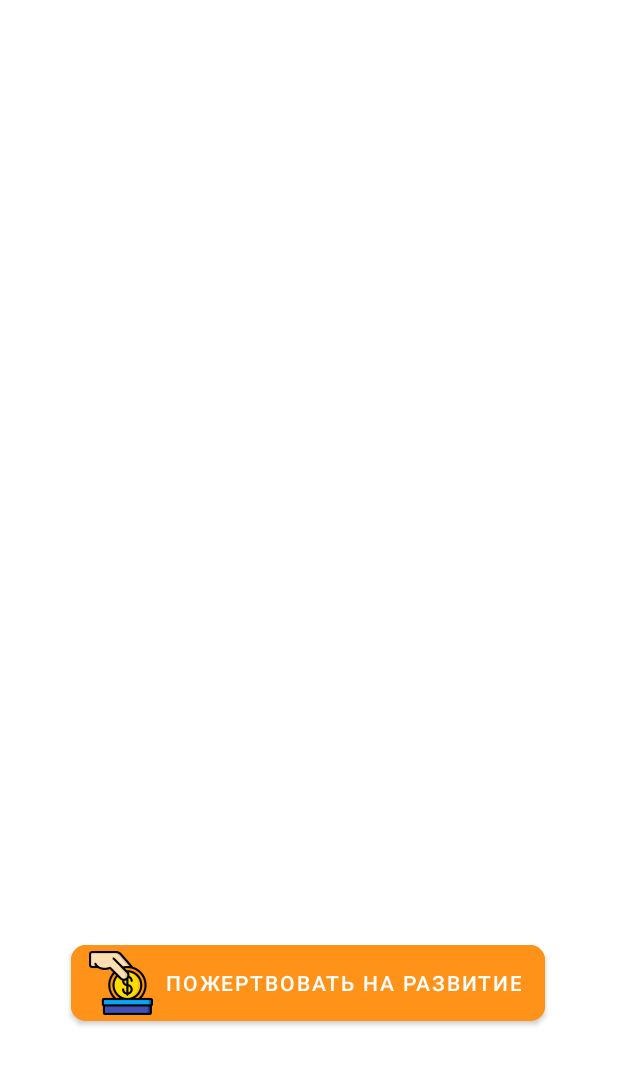
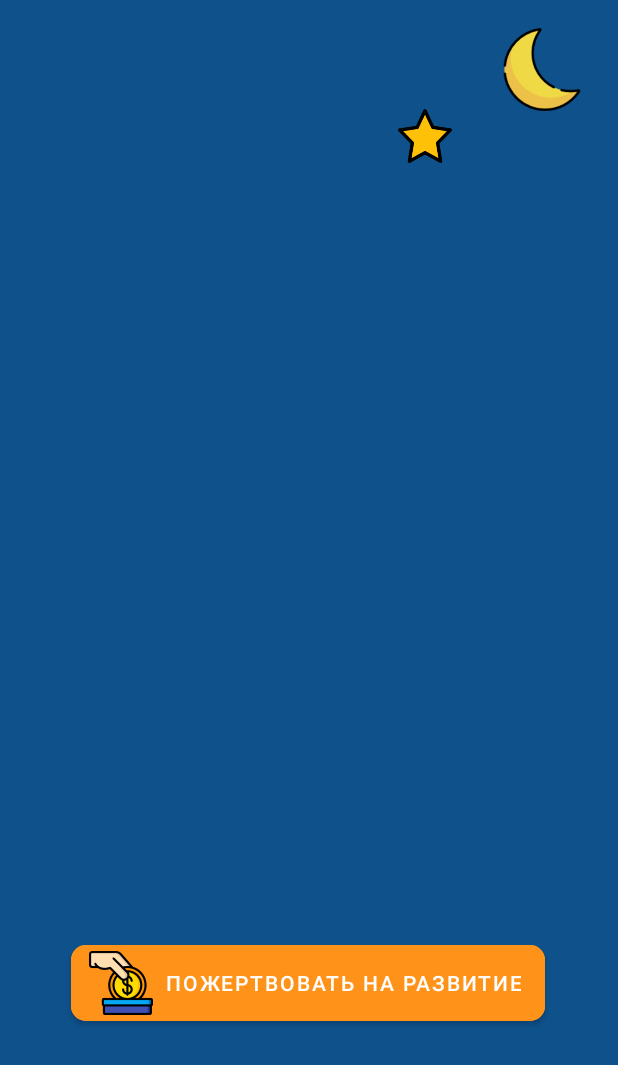
Before and after one commit to RUGameLink/Game_Box, an Android app: the layout activity_main.xml on its own in the app's theme, with its tools: preview values and no code run, on a phone screen of 412 x 824 dp. Shown: the top 1065 px of the screen. Run offline under Robolectric (Android 15) with nearby library versions, the light colour scheme and no system bars.

Commit message:
Отключение "Борозды" Добавление графических элементов, соответствующих временному промежутку

```diff
--- a/app/src/main/res/layout/activity_main.xml
+++ b/app/src/main/res/layout/activity_main.xml
@@ -4,6 +4,7 @@
     xmlns:tools="http://schemas.android.com/tools"
     android:layout_width="match_parent"
     android:layout_height="match_parent"
+    android:background="@color/nightfall"
     tools:context="com.example.ticTacToeGame.MainActivity">
 
     <com.google.android.material.button.MaterialButton
@@ -25,4 +26,54 @@
         app:layout_constraintVertical_bias="0.82"
         app:rippleColor="@color/orange1" />
 
+    <ImageView
+        android:id="@+id/moonView"
+        android:layout_width="68dp"
+        android:layout_height="55dp"
+        app:layout_constraintBottom_toBottomOf="parent"
+        app:layout_constraintEnd_toEndOf="parent"
+        app:layout_constraintHorizontal_bias="0.951"
+        app:layout_constraintStart_toStartOf="parent"
+        app:layout_constraintTop_toTopOf="parent"
+        app:layout_constraintVertical_bias="0.024"
+        app:srcCompat="@drawable/moon" />
+
+    <ImageView
+        android:visibility="invisible"
+        android:id="@+id/starView1"
+        android:layout_width="41dp"
+        android:layout_height="36dp"
+        app:layout_constraintBottom_toBottomOf="parent"
+        app:layout_constraintEnd_toEndOf="parent"
+        app:layout_constraintHorizontal_bias="0.708"
+        app:layout_constraintStart_toStartOf="parent"
+        app:layout_constraintTop_toTopOf="parent"
+        app:layout_constraintVertical_bias="0.092"
+        app:srcCompat="@drawable/star" />
+
+    <ImageView
+        android:id="@+id/starView2"
+        android:layout_width="41dp"
+        android:layout_height="36dp"
+        app:layout_constraintBottom_toBottomOf="parent"
+        app:layout_constraintEnd_toEndOf="parent"
+        app:layout_constraintHorizontal_bias="0.708"
+        app:layout_constraintStart_toStartOf="parent"
+        app:layout_constraintTop_toTopOf="parent"
+        app:layout_constraintVertical_bias="0.092"
+        app:srcCompat="@drawable/star" />
+
+    <ImageView
+        android:id="@+id/sunnView"
+        android:visibility="invisible"
+        android:layout_width="76dp"
+        android:layout_height="61dp"
+        app:layout_constraintBottom_toBottomOf="parent"
+        app:layout_constraintEnd_toEndOf="parent"
+        app:layout_constraintHorizontal_bias="0.047"
+        app:layout_constraintStart_toStartOf="parent"
+        app:layout_constraintTop_toTopOf="parent"
+        app:layout_constraintVertical_bias="0.047"
+        app:srcCompat="@drawable/sunny" />
+
 </androidx.constraintlayout.widget.ConstraintLayout>
--- a/app/src/main/res/values-night/themes.xml
+++ b/app/src/main/res/values-night/themes.xml
@@ -1,6 +1,6 @@
 <resources xmlns:tools="http://schemas.android.com/tools">
     <!-- Base application theme. -->
-    <style name="Theme.StoryBook" parent="Theme.MaterialComponents.DayNight.DarkActionBar">
+    <style name="Theme.StoryBook" parent="Theme.MaterialComponents.DayNight.NoActionBar">
         <!-- Primary brand color. -->
         <item name="colorPrimary">@color/purple_200</item>
         <item name="colorPrimaryVariant">@color/purple_700</item>
--- a/app/src/main/res/values/colors.xml
+++ b/app/src/main/res/values/colors.xml
@@ -9,4 +9,5 @@
     <color name="white">#FFFFFFFF</color>
     <color name="orange1">#FF4F00</color>
     <color name="orange2">#FF9218</color>
+    <color name="nightfall">#0e518b</color>
 </resources>
--- a/app/src/main/res/values/themes.xml
+++ b/app/src/main/res/values/themes.xml
@@ -1,6 +1,6 @@
 <resources xmlns:tools="http://schemas.android.com/tools">
     <!-- Base application theme. -->
-    <style name="Theme.StoryBook" parent="Theme.MaterialComponents.DayNight.DarkActionBar">
+    <style name="Theme.StoryBook" parent="Theme.MaterialComponents.DayNight.NoActionBar">
         <!-- Primary brand color. -->
         <item name="colorPrimary">@color/black</item>
         <item name="colorPrimaryVariant">@color/black</item>
```
Also changed, not shown: app/src/main/java/com/example/ticTacToeGame/MainActivity.kt (+38 -1 lines), app/src/main/res/drawable-v24/moon.png (added), app/src/main/res/drawable-v24/star.png (added), app/src/main/res/drawable-v24/sunny.png (added).
